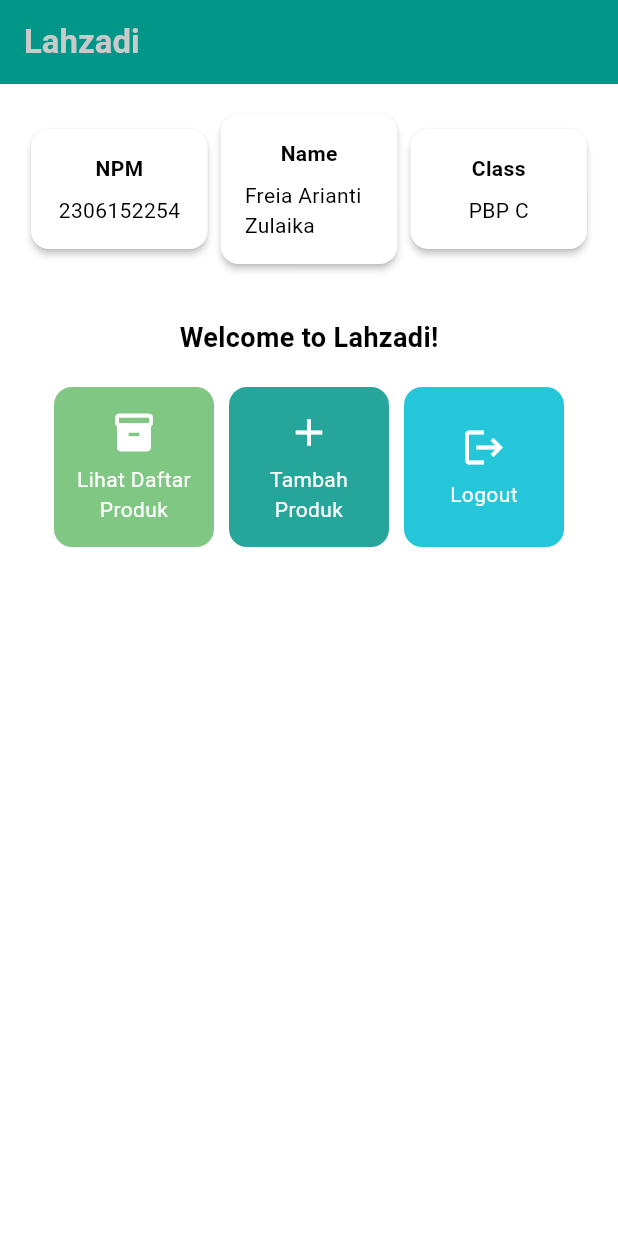
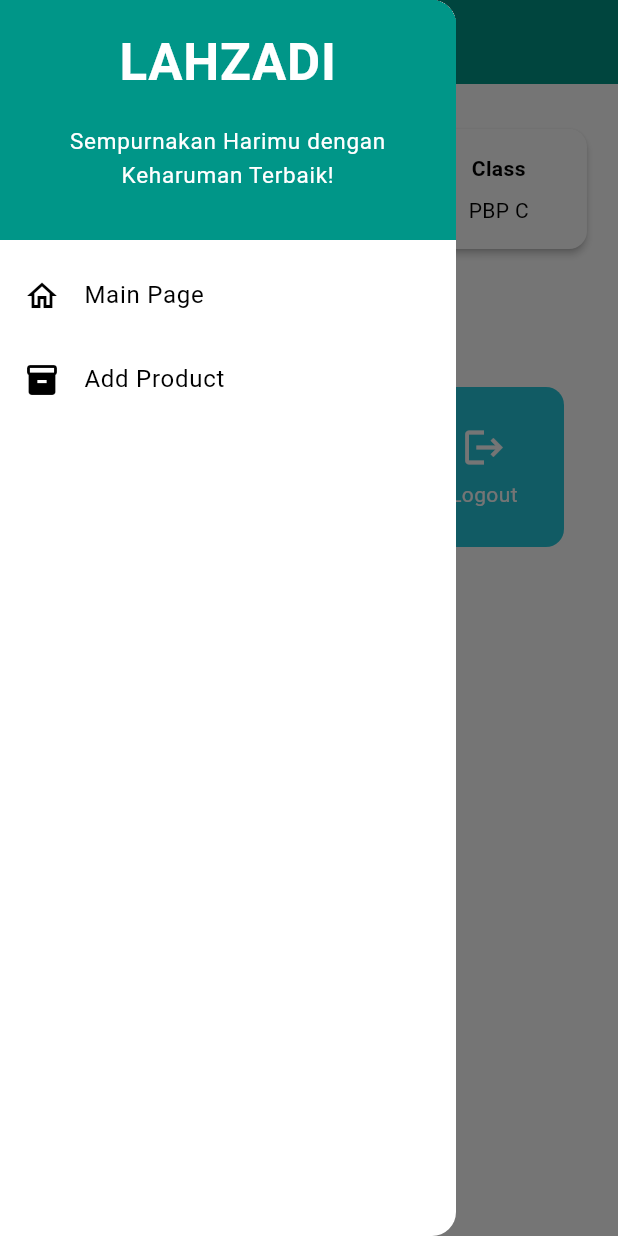
Before and after one commit to freiazulaika/lahzadi-mobile, a Flutter app: the screen it shows after launch, with the side drawer open (before the commit the screen has no drawer), on a phone screen of 412 x 824 dp. Run offline on Flutter 3.47's test engine with Material 3 defaults, Android fonts, the light colour scheme and no system bars.

Commit message:
finish tugas 8

```diff
--- a/lib/main.dart
+++ b/lib/main.dart
@@ -1,5 +1,5 @@
 import 'package:flutter/material.dart';
-import 'package:lahzadi/menu.dart';
+import 'package:lahzadi/screens/menu.dart';
 
 void main() {
   runApp(const MyApp());
--- a/lib/menu.dart
+++ b/lib/screens/menu.dart
@@ -1,4 +1,7 @@
 import 'package:flutter/material.dart';
+import 'package:lahzadi/screens/productentry_form.dart';
+import 'package:lahzadi/widgets/left_drawer.dart';
+import 'package:lahzadi/widgets/product_card.dart';
 
 class MyHomePage extends StatelessWidget {
   MyHomePage({super.key});
@@ -28,7 +31,10 @@
           ),
         ),
         backgroundColor: Theme.of(context).colorScheme.primary,
+        iconTheme: const IconThemeData(color: Colors.white), // Icon drawer
       ),
+      drawer: const LeftDrawer(), // Nambahin drawer ke AppBar-nya
+      // Body dari tampilan
       body: Padding(
         padding: const EdgeInsets.all(16.0),
         child: Column(
@@ -80,84 +86,3 @@
     );
   }
 }
-
-// Buat item di halaman utamanya, propertinya ada name, icon, dan color
-class ItemHomepage {
-  final String name;
-  final IconData icon;
-  final Color color;
-
-  ItemHomepage(this.name, this.icon, this.color);
-}
-
-class ItemCard extends StatelessWidget {
-  final ItemHomepage item;
-  const ItemCard(this.item, {super.key});
-
-  @override
-  Widget build(BuildContext context) {
-    return Material(
-      color: item.color,
-      borderRadius: BorderRadius.circular(12),
-      child: InkWell(
-        // Buat interaktif
-        onTap: () {
-          // Menampilkan SnackBar saat item ditekan
-          ScaffoldMessenger.of(context)
-            ..hideCurrentSnackBar()
-            ..showSnackBar(SnackBar(
-                content: Text("Kamu telah menekan tombol ${item.name}!")));
-        },
-        child: Container(
-          padding: const EdgeInsets.all(8),
-          child: Center(
-            child: Column(
-              mainAxisAlignment: MainAxisAlignment.center,
-              children: [
-                Icon(
-                  item.icon,
-                  color: Colors.white,
-                  size: 30.0,
-                ),
-                const Padding(padding: EdgeInsets.all(3)),
-                Text(
-                  item.name,
-                  textAlign: TextAlign.center,
-                  style: const TextStyle(color: Colors.white),
-                ),
-              ],
-            ),
-          ),
-        ),
-      ),
-    );
-  }
-}
-
-class InfoCard extends StatelessWidget {
-  final String title;
-  final String content;
-
-  const InfoCard({super.key, required this.title, required this.content});
-
-  @override
-  Widget build(BuildContext context) {
-    return Card(
-      elevation: 2.0,
-      child: Container(
-        width: MediaQuery.of(context).size.width / 3.5,
-        padding: const EdgeInsets.all(16.0),
-        child: Column(
-          children: [
-            Text(
-              title,
-              style: const TextStyle(fontWeight: FontWeight.bold),
-            ),
-            const SizedBox(height: 8.0), // Spasi antara title dan content
-            Text(content),
-          ],
-        ),
-      ),
-    );
-  }
-}
--- /dev/null
+++ b/lib/widgets/left_drawer.dart
@@ -0,0 +1,69 @@
+import 'package:flutter/material.dart';
+import 'package:lahzadi/screens/menu.dart';
+import 'package:lahzadi/screens/productentry_form.dart';
+
+class LeftDrawer extends StatelessWidget {
+  const LeftDrawer({super.key});
+
+  @override
+  Widget build(BuildContext context) {
+    return Drawer(
+      child: ListView(
+        children: [
+          DrawerHeader(
+            decoration: BoxDecoration(
+              color: Theme.of(context).colorScheme.primary,
+            ),
+            child: const Column(
+              children: [
+                Text(
+                  'LAHZADI',
+                  textAlign: TextAlign.center,
+                  style: TextStyle(
+                    fontSize: 34,
+                    fontWeight: FontWeight.bold,
+                    color: Colors.white,
+                  ),
+                ),
+                Padding(padding: EdgeInsets.all(8)),
+                Text(
+                  "Sempurnakan Harimu dengan Keharuman Terbaik!",
+                  textAlign: TextAlign.center,
+                  style: TextStyle(
+                    fontWeight: FontWeight.normal,
+                    fontSize: 15.0,
+                    color: Colors.white,
+                  ),
+                ),
+              ],
+            ),
+          ),
+          ListTile(
+            leading: const Icon(Icons.home_outlined),
+            title: const Text('Main Page'),
+            // Bagian redirection ke MyHomePage
+            onTap: () {
+              Navigator.pushReplacement(
+                  context,
+                  MaterialPageRoute(
+                    builder: (context) => MyHomePage(),
+                  ));
+            },
+          ),
+          ListTile(
+            leading: const Icon(Icons.inventory),
+            title: const Text('Add Product'),
+            // Bagian redirection ke ProductFormPage
+            onTap: () {
+              Navigator.pushReplacement(
+                  context,
+                  MaterialPageRoute(
+                    builder: (context) => ProductEntryFormPage(),
+                  ));
+            },
+          ),
+        ],
+      ),
+    );
+  }
+}
--- /dev/null
+++ b/lib/widgets/product_card.dart
@@ -0,0 +1,91 @@
+import 'package:flutter/material.dart';
+import 'package:lahzadi/screens/productentry_form.dart';
+
+// Buat item di halaman utamanya, propertinya ada name, icon, dan color
+class ItemHomepage {
+  final String name;
+  final IconData icon;
+  final Color color;
+
+  ItemHomepage(this.name, this.icon, this.color);
+}
+
+class ItemCard extends StatelessWidget {
+  final ItemHomepage item;
+  const ItemCard(this.item, {super.key});
+
+  @override
+  Widget build(BuildContext context) {
+    return Material(
+      color: item.color,
+      borderRadius: BorderRadius.circular(12),
+      child: InkWell(
+        // Buat interaktif
+        onTap: () {
+          // Menampilkan SnackBar saat item ditekan
+          ScaffoldMessenger.of(context)
+            ..hideCurrentSnackBar()
+            ..showSnackBar(SnackBar(
+                content: Text("Kamu telah menekan tombol ${item.name}!")));
+
+          if (item.name == "Tambah Produk") {
+            Navigator.push(
+                context,
+                MaterialPageRoute(
+                  builder: (context) => ProductEntryFormPage(),
+                ));
+          }
+        },
+        child: Container(
+          padding: const EdgeInsets.all(8),
+          child: Center(
+            child: Column(
+              mainAxisAlignment: MainAxisAlignment.center,
+              children: [
+                Icon(
+                  item.icon,
+                  color: Colors.white,
+                  size: 30.0,
+                ),
+                const Padding(padding: EdgeInsets.all(3)),
+                Text(
+                  item.name,
+                  textAlign: TextAlign.center,
+                  style: const TextStyle(color: Colors.white),
+                ),
+              ],
+            ),
+          ),
+        ),
+      ),
+    );
+  }
+}
+
+class InfoCard extends StatelessWidget {
+  final String title;
+  final String content;
+
+  const InfoCard({super.key, required this.title, required this.content});
+
+  @override
+  Widget build(BuildContext context) {
+    return Card(
+      elevation: 2.0,
+      child: Container(
+        width: MediaQuery.of(context).size.width / 3.5,
+        padding: const EdgeInsets.all(16.0),
+        child: Column(
+          children: [
+            Text(
+              title,
+              style: const TextStyle(fontWeight: FontWeight.bold),
+            ),
+            const SizedBox(height: 8.0), // Spasi antara title dan content
+            Text(content),
+          ],
+        ),
+      ),
+    );
+  }
+}
```
Also changed, not shown: lib/screens/productentry_form.dart (added, +226 -0 lines), 1 other file.
